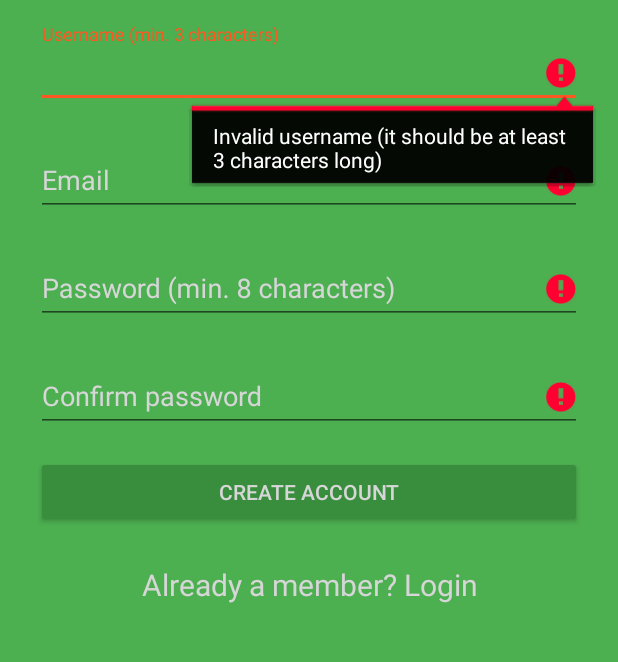
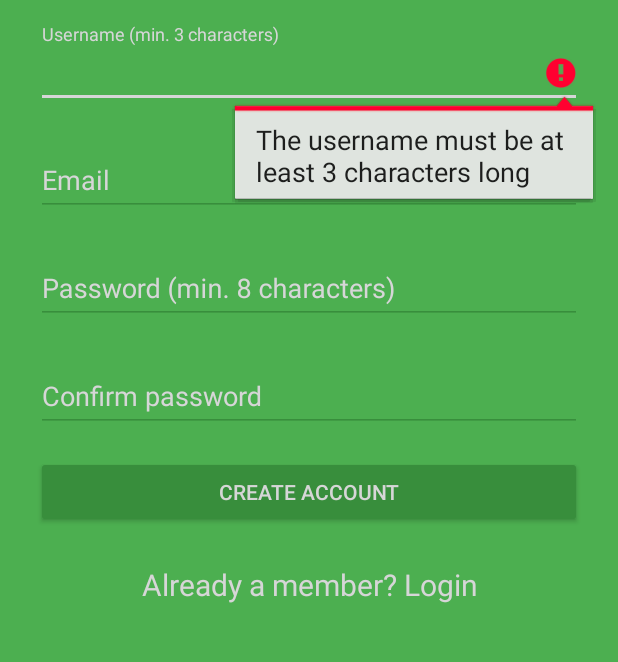
Before and after one commit to samoryka/VeRecipesClient, an Android app: the SignupActivity screen opened directly, with no data from a screen before it, after a tap on "CREATE ACCOUNT", on a phone screen of 412 x 824 dp, the part 269-931 px from its top. Run offline under Robolectric (Android 15) with nearby library versions, the phone set to English and light mode, and no system bars; our stand-ins replace ButterKnife; libraries missing offline, so code that uses them is left out: retrofit2.adapter.rxjava, rx.android.schedulers, rx.schedulers; 2 statements that could not run were skipped.

Commit message:
Signup/Login robustness / validation refactor

```diff
--- a/app/src/main/java/com/samoryka/verecipesclient/Utilities/RecipeChromeCustomTab.java
+++ b/app/src/main/java/com/samoryka/verecipesclient/Utilities/RecipeChromeCustomTab.java
@@ -9,7 +9,7 @@ import com.samoryka.verecipesclient.Model.Recipe;
 import com.samoryka.verecipesclient.R;
 
 /**
- * Created by kasam on 12/12/2016.
+ * Used to manage the recipe tabs open when the user clicks on a recipe
  */
 
 public class RecipeChromeCustomTab {
--- a/app/src/main/java/com/samoryka/verecipesclient/Views/SignupActivity.java
+++ b/app/src/main/java/com/samoryka/verecipesclient/Views/SignupActivity.java
@@ -12,6 +12,7 @@ import android.widget.TextView;
 import android.widget.Toast;
 
 import com.samoryka.verecipesclient.R;
+import com.samoryka.verecipesclient.Security.InputValidator;
 import com.samoryka.verecipesclient.Web.RetrofitHelper;
 import com.samoryka.verecipesclient.Web.VeRecipesService;
 
@@ -24,7 +25,6 @@ import rx.schedulers.Schedulers;
 
 public class SignupActivity extends AppCompatActivity {
     private static final String TAG = "SignupActivity";
-    private static boolean signupSuccessful = false;
     @BindView(R.id.signup_username)
     EditText usernameText;
     @BindView(R.id.signup_email)
@@ -71,6 +71,7 @@ public class SignupActivity extends AppCompatActivity {
 
         signupButton.setEnabled(false);
 
+        // Progress dialog setup
         final ProgressDialog progressDialog = new ProgressDialog(SignupActivity.this);
         progressDialog.setIndeterminate(true);
         progressDialog.setMessage(getString(R.string.signup_loading));
@@ -80,7 +81,7 @@ public class SignupActivity extends AppCompatActivity {
         String email = emailText.getText().toString();
         String password = passwordText.getText().toString();
 
-        // Asynchronous HTTP signup request
+        // HTTP Request synchronized with the UI thread
         Observable<Boolean> booleanObservable = veRecipesService.signupUser(username, password, email);
         booleanObservable.subscribeOn(Schedulers.newThread())
                 .observeOn(AndroidSchedulers.mainThread())
@@ -91,25 +92,16 @@ public class SignupActivity extends AppCompatActivity {
 
                     @Override
                     public void onError(Throwable e) {
+                        progressDialog.dismiss();
+                        onSignupFailed();
                     }
 
                     @Override
                     public void onNext(Boolean aBoolean) {
-                        signupSuccessful = aBoolean;
+                        progressDialog.dismiss();
+                        onSignupSuccess();
                     }
                 });
-
-
-        new android.os.Handler().postDelayed(
-                new Runnable() {
-                    public void run() {
-                        if (signupSuccessful)
-                            onSignupSuccess();
-                        else
-                            onSignupFailed();
-                        progressDialog.dismiss();
-                    }
-                }, 3000);
     }
 
 
@@ -130,42 +122,17 @@ public class SignupActivity extends AppCompatActivity {
         signupButton.setEnabled(true);
     }
 
+    /**
+     * Makes sure that all the input fields are valid
+     *
+     * @return
+     */
     public boolean validate() {
-        boolean valid = true;
 
-        String name = usernameText.getText().toString();
-        String email = emailText.getText().toString();
-        String password = passwordText.getText().toString();
-        String confirmPassword = confirmPasswordText.getText().toString();
+        return InputValidator.validateUsername(usernameText, this)
+                && InputValidator.validateEmail(emailText, this)
+                && InputValidator.validatePassword(passwordText, this)
+                && InputValidator.validateConfirmPassword(passwordText, confirmPasswordText, this);
 
-        if (name.isEmpty() || name.length() < 3) {
-            usernameText.setError(getString(R.string.login_error_username));
-            valid = false;
-        } else {
-            usernameText.setError(null);
-        }
-
-        if (email.isEmpty() || !android.util.Patterns.EMAIL_ADDRESS.matcher(email).matches()) {
-            emailText.setError(getString(R.string.signup_error_email));
-            valid = false;
-        } else {
-            emailText.setError(null);
-        }
-
-        if (password.isEmpty() || password.length() < 4) {
-            passwordText.setError(getString(R.string.signup_error_password));
-            valid = false;
-        } else {
-            passwordText.setError(null);
-        }
-
-        if (confirmPassword.isEmpty() || !confirmPassword.equals(password)) {
-            confirmPasswordText.setError(getString(R.string.signup_error_confirm_password));
-            valid = false;
-        } else {
-            confirmPasswordText.setError(null);
-        }
-
-        return valid;
     }
 }
--- a/app/src/main/res/layout/activity_login.xml
+++ b/app/src/main/res/layout/activity_login.xml
@@ -35,7 +35,7 @@
             android:layout_height="wrap_content"
             android:layout_marginBottom="8dp"
             android:layout_marginTop="8dp"
-            android:textColorHint="@color/white">
+            android:theme="@style/InputLabel">
 
             <EditText
                 android:id="@+id/input_username"
@@ -53,7 +53,7 @@
             android:layout_height="wrap_content"
             android:layout_marginBottom="8dp"
             android:layout_marginTop="8dp"
-            android:textColorHint="@color/white">
+            android:theme="@style/InputLabel">
 
             <EditText
                 android:id="@+id/input_password"
--- a/app/src/main/res/layout/activity_signup.xml
+++ b/app/src/main/res/layout/activity_signup.xml
@@ -35,15 +35,15 @@
             android:layout_height="wrap_content"
             android:layout_marginBottom="8dp"
             android:layout_marginTop="8dp"
-            android:textColorHint="@color/white">
+            android:theme="@style/InputLabel">
 
             <EditText
                 android:id="@+id/signup_username"
                 android:layout_width="match_parent"
                 android:layout_height="wrap_content"
-                android:digits="abcdefghijklmnopqrstuvwxyzABCDEFGHIJKLMNOPQRSTUVWXYZ0123456789"
                 android:hint="@string/signup_hint_username"
                 android:inputType="text"
+                android:maxLines="1"
                 android:textColor="@color/white" />
         </android.support.design.widget.TextInputLayout>
 
@@ -53,7 +53,7 @@
             android:layout_height="wrap_content"
             android:layout_marginBottom="8dp"
             android:layout_marginTop="8dp"
-            android:textColorHint="@color/white">
+            android:theme="@style/InputLabel">
 
             <EditText
                 android:id="@+id/signup_email"
@@ -70,7 +70,7 @@
             android:layout_height="wrap_content"
             android:layout_marginBottom="8dp"
             android:layout_marginTop="8dp"
-            android:textColorHint="@color/white">
+            android:theme="@style/InputLabel">
 
             <EditText
                 android:id="@+id/signup_password"
@@ -87,7 +87,7 @@
             android:layout_height="wrap_content"
             android:layout_marginBottom="8dp"
             android:layout_marginTop="8dp"
-            android:textColorHint="@color/white">
+            android:theme="@style/InputLabel">
 
             <EditText
                 android:id="@+id/signup_confirm_password"
--- a/app/src/main/res/values/strings.xml
+++ b/app/src/main/res/values/strings.xml
@@ -28,8 +28,6 @@
     <string name="login_signup_catchphrase">No account yet? Join us!</string>
     <string name="login_loading">Authenticating</string>
     <string name="login_error">Invalid password or username</string>
-    <string name="login_error_username">Invalid username (it should be at least 3 characters long)</string>
-    <string name="login_error_password">Invalid password (it should be at least 8 characters long)</string>
 
     <!-- Signup Screen -->
     <string name="signup_welcome_phrase">Join VeRecipes</string>
@@ -42,10 +40,18 @@
     <string name="title_activity_signup">SignupActivity</string>
     <string name="signup_loading">Creating account</string>
     <string name="signup_error">Account could not be created. Please try again</string>
-    <string name="signup_error_username">Invalid username (it should be at least 3 characters long)</string>
-    <string name="signup_error_password">Invalid password (it should be at least 8 characters long)</string>
-    <string name="signup_error_confirm_password">The passwords do not match</string>
-    <string name="signup_error_email">Invalid email address</string>
+
+
+    <!-- Input verification -->
+    <string name="input_error_username_length">The username must be at least 3 characters long</string>
+    <string name="input_error_username_characters">The username can only contain letters and numbers</string>
+
+    <string name="input_error_password_length">The password must be at least 8 characters long</string>
+    <string name="input_error_password_characters">The password cannot contain spaces</string>
+
+    <string name="input_error_confirm_password">The passwords do not match</string>
+
+    <string name="input_error_email">Invalid email address</string>
 
     <!-- Profile screen -->
     <string name="profile_hint_username">Username</string>
--- a/app/src/main/res/values/styles.xml
+++ b/app/src/main/res/values/styles.xml
@@ -17,4 +17,16 @@
 
     <style name="AppTheme.PopupOverlay" parent="ThemeOverlay.AppCompat.Light" />
 
+    <!-- Input field for the login/signup screens -->
+    <style name="InputLabel" parent="Theme.AppCompat">
+
+        <item name="android:textColorHint">@color/white</item>
+        <item name="android:textColor">@color/white</item>
+        <item name="android:textSize">18sp</item>
+
+        <item name="colorAccent">@color/white</item>
+        <item name="colorControlNormal">@color/colorPrimaryDark</item>
+        <item name="colorControlActivated">@color/white</item>
+    </style>
+
 </resources>
```
Also changed, not shown: app/src/main/java/com/samoryka/verecipesclient/Security/InputValidator.java (added, +86 -0 lines), app/src/main/java/com/samoryka/verecipesclient/Views/LoginActivity.java (+17 -38 lines), app/src/main/java/com/samoryka/verecipesclient/Views/ProfilePage/ProfilePageFragment.java (+5 -2 lines).
